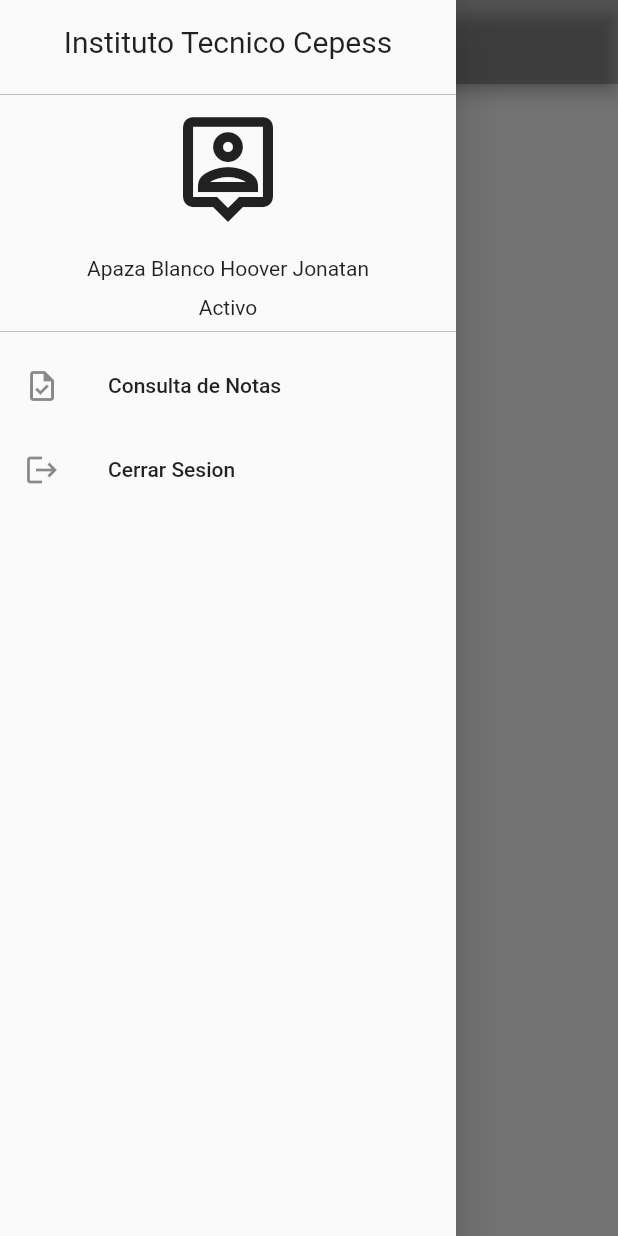
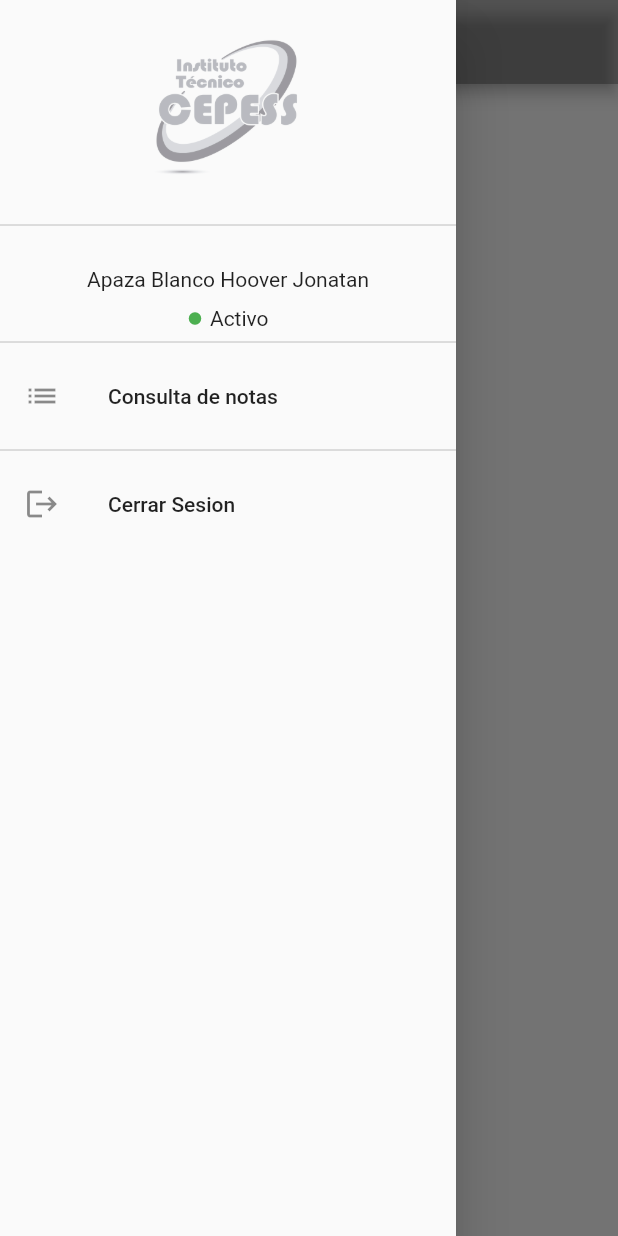
Before and after one commit to yonaxv/cepessconsapp, a Flutter app: the MainScreen screen opened directly, with the side drawer open, on a phone screen of 412 x 824 dp. Run offline on Flutter 3.47's test engine with Material 2 defaults, Android fonts, the phone set to English and light mode, and no system bars; statements that could not run were skipped.

Commit message:
main screen
dar funcionalidad a botones

```diff
--- a/lib/screens/main/main_screen.dart
+++ b/lib/screens/main/main_screen.dart
@@ -18,6 +18,17 @@ class _MainScreenState extends State<MainScreen> {
         title: Center(child: Text('Bienvenido!')),
         automaticallyImplyLeading: false,
         backgroundColor: Colors.black26,
+        leading: Builder(builder: (BuildContext context) {
+          return IconButton(
+            icon: const Icon(
+              Icons.menu,
+            ),
+            onPressed: () {
+              Scaffold.of(context).openDrawer();
+            },
+            tooltip: MaterialLocalizations.of(context).openAppDrawerTooltip,
+          );
+        }),
       ),
       drawer: Sidenav(),
     );
@@ -31,45 +42,48 @@ class Sidenav extends StatelessWidget {
       child: ListView(
         children: [
           Container(
-            height: 400,
             child:
                 Column(mainAxisAlignment: MainAxisAlignment.start, children: [
               Padding(
-                  padding: EdgeInsets.all(16.0),
-                  child: Text(
-                    'Instituto Tecnico Cepess',
-                    style: TextStyle(
-                      fontSize: 20,
-                    ),
-                  )),
+                padding: EdgeInsets.all(16.0),
+                child: Image.asset(
+                  'assets/logo/logocepess.png',
+                  width: 110,
+                  height: 110,
+                ),
+              ),
               Divider(
                 color: Colors.grey.shade400,
-              ),
-              Icon(
-                Icons.person_pin_outlined,
-                size: 80,
               ),
               const SizedBox(
                 height: 20,
               ),
-              Text(
-                'Apaza Blanco Hoover Jonatan',
-              ),
+              Text('Apaza Blanco Hoover Jonatan'),
               const SizedBox(
                 height: 10,
               ),
-              Text('Activo'),
+              Row(
+                mainAxisAlignment: MainAxisAlignment.center,
+                children: [
+                  Icon(
+                    Icons.circle,
+                    color: Colors.green,
+                    size: 10,
+                  ),
+                  const SizedBox(
+                    width: 5,
+                  ),
+                  Text('Activo')
+                ],
+              ),
               Divider(
                 color: Colors.grey.shade400,
               ),
-              ListTile(
-                title: Text('Consulta de Notas'),
-                leading: Icon(Icons.task_outlined),
+              buidMenuItem(text: 'Consulta de notas', icon: Icons.list),
+              Divider(
+                color: Colors.grey.shade400,
               ),
-              ListTile(
-                title: Text('Cerrar Sesion'),
-                leading: Icon(Icons.logout),
-              )
+              buidMenuItem(text: 'Cerrar Sesion', icon: Icons.logout)
             ]),
           ),
         ],
@@ -77,3 +91,11 @@ class Sidenav extends StatelessWidget {
     );
   }
 }
+
+Widget buidMenuItem({required String text, required IconData icon}) {
+  return ListTile(
+    leading: Icon(icon),
+    title: Text(text),
+    onTap: () {},
+  );
+}
```
